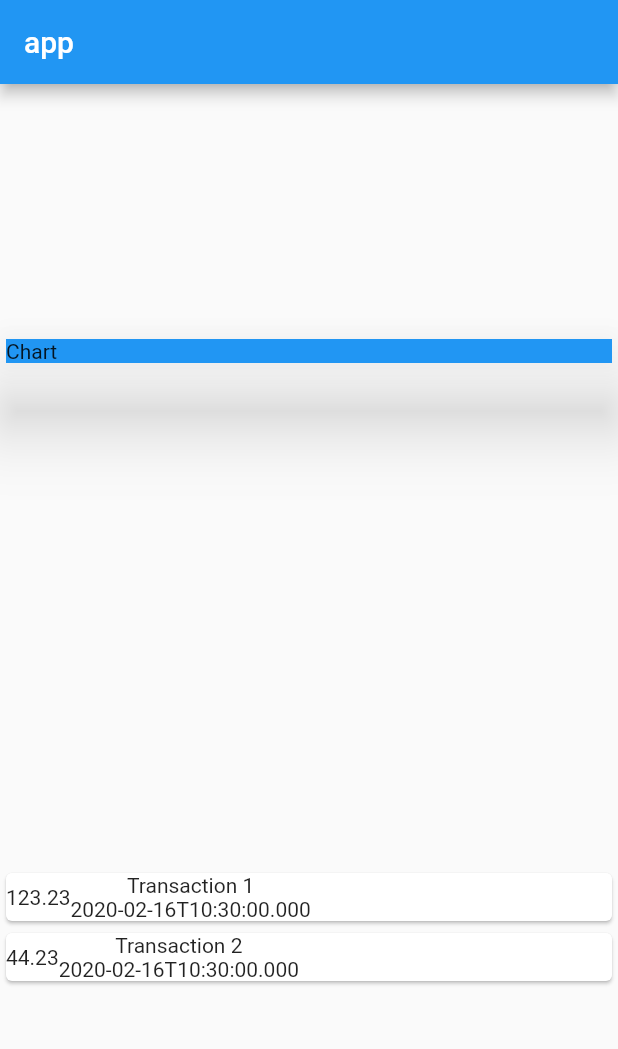
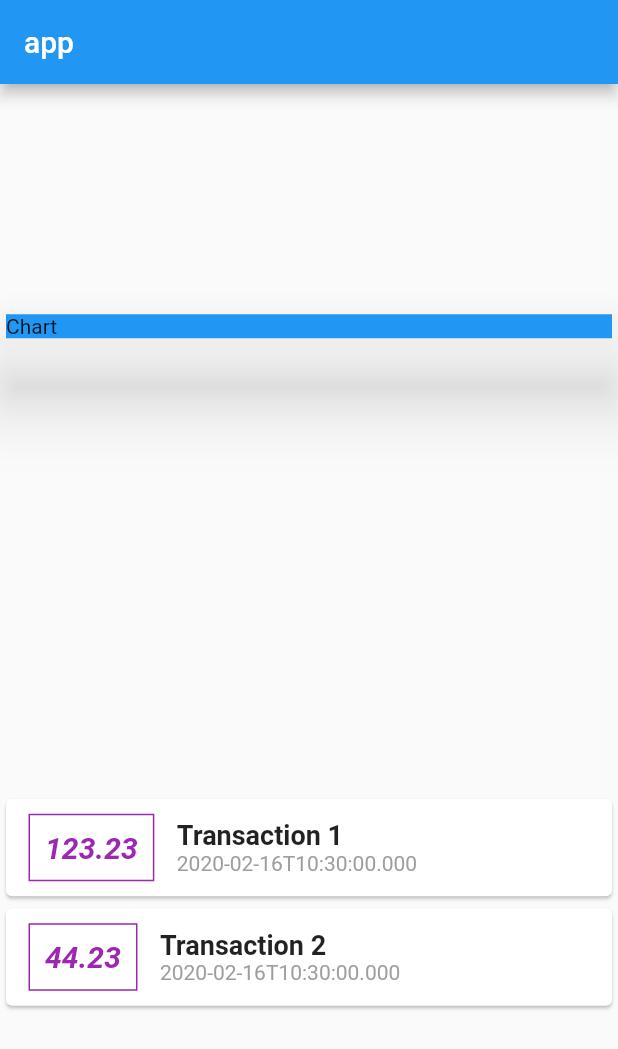
Before and after one commit to amovsisyan/flutter-expense-app, a Flutter app: the screen it shows after launch, on a phone screen of 412 x 824 dp. Shown: the top 1049 px of the screen. Run offline on Flutter 3.47's test engine with Material 2 defaults, Android fonts, the phone set to English and light mode, and no system bars.

Commit message:
small styling

```diff
--- a/lib/main.dart
+++ b/lib/main.dart
@@ -46,15 +46,28 @@ class MyHomePage extends StatelessWidget {
           ),
           Column(
             children: transactions.map((tx) {
-              return Card(child: Row(
+              return Card(
+                  child: Row(
                 children: <Widget>[
                   Container(
-                    child: Text(tx.amount.toString()),
+                    child: Text(
+                      tx.amount.toString(),
+                      style: TextStyle(
+                          fontWeight: FontWeight.bold,
+                          fontStyle: FontStyle.italic,
+                          fontSize: 20,
+                          color: Colors.purple),
+                    ),
+                    margin: EdgeInsets.symmetric(vertical: 10, horizontal: 15),
+                    decoration: BoxDecoration(
+                        border: Border.all(color: Colors.purple, width: 1)),
+                    padding: EdgeInsets.all(10),
                   ),
                   Column(
+                    crossAxisAlignment: CrossAxisAlignment.start,
                     children: <Widget>[
-                      Text(tx.title),
-                      Text(tx.createdAt.toIso8601String()),
+                      Text(tx.title, style: TextStyle(fontSize: 18, fontWeight: FontWeight.w700),),
+                      Text(tx.createdAt.toIso8601String(), style: TextStyle(color: Colors.grey, fontSize: 14),),
                     ],
                   )
                 ],
```
